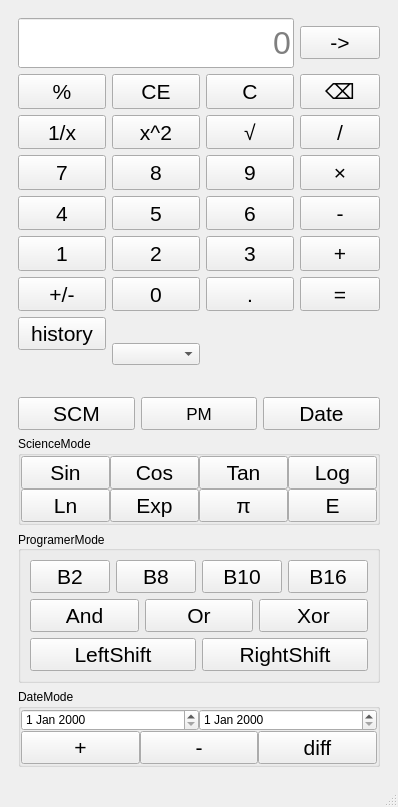
Above: calculator/mainwindow.ui from cheying123/Qt_test before the change. Below: the same form after it.
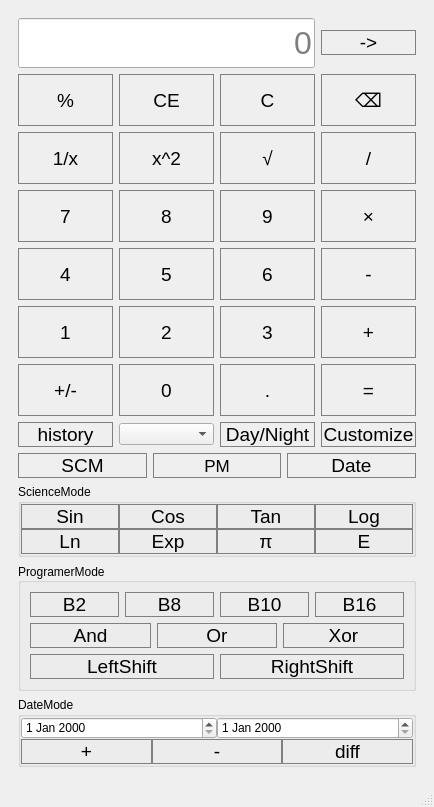
That is the form after the change. The open tabs and pages were chosen to show the change.

The edit to the form file:
```diff
--- a/calculator/mainwindow.ui
+++ b/calculator/mainwindow.ui
@@ -6,7 +6,7 @@
    <rect>
     <x>0</x>
     <y>0</y>
-    <width>378</width>
+    <width>434</width>
     <height>807</height>
    </rect>
   </property>
@@ -20,7 +20,8 @@
   </property>
   <property name="styleSheet">
    <string notr="true">QPushButton{
-    font-size:16pt;
+    font-size:14pt;
+    border: 1px solid gray;
 }
 QPushButton::hover{
     background-color:green;
@@ -41,274 +42,7 @@
        <number>1</number>
       </property>
       <widget class="QWidget" name="page">
-       <layout class="QGridLayout" name="gridLayout_9">
-        <item row="2" column="1">
-         <widget class="QPushButton" name="btnSquare">
-          <property name="sizePolicy">
-           <sizepolicy hsizetype="Minimum" vsizetype="Preferred">
-            <horstretch>0</horstretch>
-            <verstretch>0</verstretch>
-           </sizepolicy>
-          </property>
-          <property name="text">
-           <string>x^2</string>
-          </property>
-         </widget>
-        </item>
-        <item row="4" column="1">
-         <widget class="QPushButton" name="btnNum5">
-          <property name="sizePolicy">
-           <sizepolicy hsizetype="Minimum" vsizetype="Preferred">
-            <horstretch>0</horstretch>
-            <verstretch>0</verstretch>
-           </sizepolicy>
-          </property>
-          <property name="text">
-           <string>5</string>
-          </property>
-         </widget>
-        </item>
-        <item row="2" column="3">
-         <widget class="QPushButton" name="btnDivide">
-          <property name="sizePolicy">
-           <sizepolicy hsizetype="Minimum" vsizetype="Preferred">
-            <horstretch>0</horstretch>
-            <verstretch>0</verstretch>
-           </sizepolicy>
-          </property>
-          <property name="text">
-           <string>/</string>
-          </property>
-         </widget>
-        </item>
-        <item row="1" column="1">
-         <widget class="QPushButton" name="btnClearError">
-          <property name="sizePolicy">
-           <sizepolicy hsizetype="Minimum" vsizetype="Preferred">
-            <horstretch>0</horstretch>
-            <verstretch>0</verstretch>
-           </sizepolicy>
-          </property>
-          <property name="text">
-           <string>CE</string>
-          </property>
-         </widget>
-        </item>
-        <item row="3" column="0">
-         <widget class="QPushButton" name="btnNum7">
-          <property name="sizePolicy">
-           <sizepolicy hsizetype="Minimum" vsizetype="Preferred">
-            <horstretch>0</horstretch>
-            <verstretch>0</verstretch>
-           </sizepolicy>
-          </property>
-          <property name="text">
-           <string>7</string>
-          </property>
-         </widget>
-        </item>
-        <item row="6" column="0">
-         <widget class="QPushButton" name="btnSign">
-          <property name="sizePolicy">
-           <sizepolicy hsizetype="Minimum" vsizetype="Preferred">
-            <horstretch>0</horstretch>
-            <verstretch>0</verstretch>
-           </sizepolicy>
-          </property>
-          <property name="text">
-           <string>+/-</string>
-          </property>
-         </widget>
-        </item>
-        <item row="2" column="0">
-         <widget class="QPushButton" name="btnInverse">
-          <property name="sizePolicy">
-           <sizepolicy hsizetype="Minimum" vsizetype="Preferred">
-            <horstretch>0</horstretch>
-            <verstretch>0</verstretch>
-           </sizepolicy>
-          </property>
-          <property name="text">
-           <string>1/x</string>
-          </property>
-         </widget>
-        </item>
-        <item row="4" column="2">
-         <widget class="QPushButton" name="btnNum6">
-          <property name="sizePolicy">
-           <sizepolicy hsizetype="Minimum" vsizetype="Preferred">
-            <horstretch>0</horstretch>
-            <verstretch>0</verstretch>
-           </sizepolicy>
-          </property>
-          <property name="text">
-           <string>6</string>
-          </property>
-         </widget>
-        </item>
-        <item row="6" column="2">
-         <widget class="QPushButton" name="btnPeriod">
-          <property name="sizePolicy">
-           <sizepolicy hsizetype="Minimum" vsizetype="Preferred">
-            <horstretch>0</horstretch>
-            <verstretch>0</verstretch>
-           </sizepolicy>
-          </property>
-          <property name="text">
-           <string>.</string>
-          </property>
-         </widget>
-        </item>
-        <item row="1" column="3">
-         <widget class="QPushButton" name="btnDel">
-          <property name="sizePolicy">
-           <sizepolicy hsizetype="Minimum" vsizetype="Preferred">
-            <horstretch>0</horstretch>
-            <verstretch>0</verstretch>
-           </sizepolicy>
-          </property>
-          <property name="text">
-           <string>⌫</string>
-          </property>
-         </widget>
-        </item>
-        <item row="5" column="1">
-         <widget class="QPushButton" name="btnNum2">
-          <property name="sizePolicy">
-           <sizepolicy hsizetype="Minimum" vsizetype="Preferred">
-            <horstretch>0</horstretch>
-            <verstretch>0</verstretch>
-           </sizepolicy>
-          </property>
-          <property name="text">
-           <string>2</string>
-          </property>
-         </widget>
-        </item>
-        <item row="6" column="3">
-         <widget class="QPushButton" name="btnEqual">
-          <property name="sizePolicy">
-           <sizepolicy hsizetype="Minimum" vsizetype="Preferred">
-            <horstretch>0</horstretch>
-            <verstretch>0</verstretch>
-           </sizepolicy>
-          </property>
-          <property name="text">
-           <string>=</string>
-          </property>
-         </widget>
-        </item>
-        <item row="0" column="3">
-         <widget class="QPushButton" name="btnChangeMoney">
-          <property name="text">
-           <string>-&gt;</string>
-          </property>
-         </widget>
-        </item>
-        <item row="1" column="2">
-         <widget class="QPushButton" name="btnClear">
-          <property name="sizePolicy">
-           <sizepolicy hsizetype="Minimum" vsizetype="Preferred">
-            <horstretch>0</horstretch>
-            <verstretch>0</verstretch>
-           </sizepolicy>
-          </property>
-          <property name="text">
-           <string>C</string>
-          </property>
-         </widget>
-        </item>
-        <item row="3" column="3">
-         <widget class="QPushButton" name="btnMutli">
-          <property name="sizePolicy">
-           <sizepolicy hsizetype="Minimum" vsizetype="Preferred">
-            <horstretch>0</horstretch>
-            <verstretch>0</verstretch>
-           </sizepolicy>
-          </property>
-          <property name="text">
-           <string>×</string>
-          </property>
-         </widget>
-        </item>
-        <item row="5" column="0">
-         <widget class="QPushButton" name="btnNum1">
-          <property name="sizePolicy">
-           <sizepolicy hsizetype="Minimum" vsizetype="Preferred">
-            <horstretch>0</horstretch>
-            <verstretch>0</verstretch>
-           </sizepolicy>
-          </property>
-          <property name="text">
-           <string>1</string>
-          </property>
-         </widget>
-        </item>
-        <item row="5" column="3">
-         <widget class="QPushButton" name="btnPlus">
-          <property name="sizePolicy">
-           <sizepolicy hsizetype="Minimum" vsizetype="Preferred">
-            <horstretch>0</horstretch>
-            <verstretch>0</verstretch>
-           </sizepolicy>
-          </property>
-          <property name="text">
-           <string>+</string>
-          </property>
-         </widget>
-        </item>
-        <item row="3" column="1">
-         <widget class="QPushButton" name="btnNum8">
-          <property name="sizePolicy">
-           <sizepolicy hsizetype="Minimum" vsizetype="Preferred">
-            <horstretch>0</horstretch>
-            <verstretch>0</verstretch>
-           </sizepolicy>
-          </property>
-          <property name="text">
-           <string>8</string>
-          </property>
-         </widget>
-        </item>
-        <item row="1" column="0">
-         <widget class="QPushButton" name="btnPercentage">
-          <property name="sizePolicy">
-           <sizepolicy hsizetype="Minimum" vsizetype="Preferred">
-            <horstretch>0</horstretch>
-            <verstretch>0</verstretch>
-           </sizepolicy>
-          </property>
-          <property name="text">
-           <string>%</string>
-          </property>
-         </widget>
-        </item>
-        <item row="4" column="0">
-         <widget class="QPushButton" name="btnNum4">
-          <property name="sizePolicy">
-           <sizepolicy hsizetype="Minimum" vsizetype="Preferred">
-            <horstretch>0</horstretch>
-            <verstretch>0</verstretch>
-           </sizepolicy>
-          </property>
-          <property name="text">
-           <string>4</string>
-          </property>
-         </widget>
-        </item>
-        <item row="5" column="2">
-         <widget class="QPushButton" name="btnNum3">
-          <property name="sizePolicy">
-           <sizepolicy hsizetype="Minimum" vsizetype="Preferred">
-            <horstretch>0</horstretch>
-            <verstretch>0</verstretch>
-           </sizepolicy>
-          </property>
-          <property name="text">
-           <string>3</string>
-          </property>
-         </widget>
-        </item>
+       <layout class="QGridLayout" name="gridLayout_5">
         <item row="0" column="0" colspan="3">
          <widget class="QLineEdit" name="display">
           <property name="enabled">
@@ -333,6 +67,143 @@
           </property>
          </widget>
         </item>
+        <item row="0" column="3">
+         <widget class="QPushButton" name="btnChangeMoney">
+          <property name="text">
+           <string>-&gt;</string>
+          </property>
+         </widget>
+        </item>
+        <item row="1" column="0">
+         <widget class="QPushButton" name="btnPercentage">
+          <property name="sizePolicy">
+           <sizepolicy hsizetype="Minimum" vsizetype="Preferred">
+            <horstretch>0</horstretch>
+            <verstretch>0</verstretch>
+           </sizepolicy>
+          </property>
+          <property name="text">
+           <string>%</string>
+          </property>
+         </widget>
+        </item>
+        <item row="1" column="1">
+         <widget class="QPushButton" name="btnClearError">
+          <property name="sizePolicy">
+           <sizepolicy hsizetype="Minimum" vsizetype="Preferred">
+            <horstretch>0</horstretch>
+            <verstretch>0</verstretch>
+           </sizepolicy>
+          </property>
+          <property name="text">
+           <string>CE</string>
+          </property>
+         </widget>
+        </item>
+        <item row="1" column="2">
+         <widget class="QPushButton" name="btnClear">
+          <property name="sizePolicy">
+           <sizepolicy hsizetype="Minimum" vsizetype="Preferred">
+            <horstretch>0</horstretch>
+            <verstretch>0</verstretch>
+           </sizepolicy>
+          </property>
+          <property name="text">
+           <string>C</string>
+          </property>
+         </widget>
+        </item>
+        <item row="1" column="3">
+         <widget class="QPushButton" name="btnDel">
+          <property name="sizePolicy">
+           <sizepolicy hsizetype="Minimum" vsizetype="Preferred">
+            <horstretch>0</horstretch>
+            <verstretch>0</verstretch>
+           </sizepolicy>
+          </property>
+          <property name="text">
+           <string>⌫</string>
+          </property>
+         </widget>
+        </item>
+        <item row="2" column="0">
+         <widget class="QPushButton" name="btnInverse">
+          <property name="sizePolicy">
+           <sizepolicy hsizetype="Minimum" vsizetype="Preferred">
+            <horstretch>0</horstretch>
+            <verstretch>0</verstretch>
+           </sizepolicy>
+          </property>
+          <property name="text">
+           <string>1/x</string>
+          </property>
+         </widget>
+        </item>
+        <item row="2" column="1">
+         <widget class="QPushButton" name="btnSquare">
+          <property name="sizePolicy">
+           <sizepolicy hsizetype="Minimum" vsizetype="Preferred">
+            <horstretch>0</horstretch>
+            <verstretch>0</verstretch>
+           </sizepolicy>
+          </property>
+          <property name="text">
+           <string>x^2</string>
+          </property>
+         </widget>
+        </item>
+        <item row="2" column="2">
+         <widget class="QPushButton" name="btnSqtr">
+          <property name="sizePolicy">
+           <sizepolicy hsizetype="Minimum" vsizetype="Preferred">
+            <horstretch>0</horstretch>
+            <verstretch>0</verstretch>
+           </sizepolicy>
+          </property>
+          <property name="text">
+           <string>√</string>
+          </property>
+         </widget>
+        </item>
+        <item row="2" column="3">
+         <widget class="QPushButton" name="btnDivide">
+          <property name="sizePolicy">
+           <sizepolicy hsizetype="Minimum" vsizetype="Preferred">
+            <horstretch>0</horstretch>
+            <verstretch>0</verstretch>
+           </sizepolicy>
+          </property>
+          <property name="text">
+           <string>/</string>
+          </property>
+         </widget>
+        </item>
+        <item row="3" column="0">
+         <widget class="QPushButton" name="btnNum7">
+          <property name="sizePolicy">
+           <sizepolicy hsizetype="Minimum" vsizetype="Preferred">
+            <horstretch>0</horstretch>
+            <verstretch>0</verstretch>
+           </sizepolicy>
+          </property>
+          <property name="text">
+           <string>7</string>
+          </property>
+         </widget>
+        </item>
+        <item row="3" column="1">
+         <widget class="QPushButton" name="btnNum8">
+          <property name="sizePolicy">
+           <sizepolicy hsizetype="Minimum" vsizetype="Preferred">
+            <horstretch>0</horstretch>
+            <verstretch>0</verstretch>
+           </sizepolicy>
+          </property>
+          <property name="text">
+           <string>8</string>
+          </property>
+         </widget>
+        </item>
         <item row="3" column="2">
          <widget class="QPushButton" name="btnNum9">
           <property name="sizePolicy">
@@ -346,6 +217,58 @@
           </property>
          </widget>
         </item>
+        <item row="3" column="3">
+         <widget class="QPushButton" name="btnMutli">
+          <property name="sizePolicy">
+           <sizepolicy hsizetype="Minimum" vsizetype="Preferred">
+            <horstretch>0</horstretch>
+            <verstretch>0</verstretch>
+           </sizepolicy>
+          </property>
+          <property name="text">
+           <string>×</string>
+          </property>
+         </widget>
+        </item>
+        <item row="4" column="0">
+         <widget class="QPushButton" name="btnNum4">
+          <property name="sizePolicy">
+           <sizepolicy hsizetype="Minimum" vsizetype="Preferred">
+            <horstretch>0</horstretch>
+            <verstretch>0</verstretch>
+           </sizepolicy>
+          </property>
+          <property name="text">
+           <string>4</string>
+          </property>
+         </widget>
+        </item>
+        <item row="4" column="1">
+         <widget class="QPushButton" name="btnNum5">
+          <property name="sizePolicy">
+           <sizepolicy hsizetype="Minimum" vsizetype="Preferred">
+            <horstretch>0</horstretch>
+            <verstretch>0</verstretch>
+           </sizepolicy>
+          </property>
+          <property name="text">
+           <string>5</string>
+          </property>
+         </widget>
+        </item>
+        <item row="4" column="2">
+         <widget class="QPushButton" name="btnNum6">
+          <property name="sizePolicy">
+           <sizepolicy hsizetype="Minimum" vsizetype="Preferred">
+            <horstretch>0</horstretch>
+            <verstretch>0</verstretch>
+           </sizepolicy>
+          </property>
+          <property name="text">
+           <string>6</string>
+          </property>
+         </widget>
+        </item>
         <item row="4" column="3">
          <widget class="QPushButton" name="btnMinus">
           <property name="sizePolicy">
@@ -359,8 +282,8 @@
           </property>
          </widget>
         </item>
-        <item row="2" column="2">
-         <widget class="QPushButton" name="btnSqtr">
+        <item row="5" column="0">
+         <widget class="QPushButton" name="btnNum1">
           <property name="sizePolicy">
            <sizepolicy hsizetype="Minimum" vsizetype="Preferred">
             <horstretch>0</horstretch>
@@ -368,7 +291,59 @@
            </sizepolicy>
           </property>
           <property name="text">
-           <string>√</string>
+           <string>1</string>
+          </property>
+         </widget>
+        </item>
+        <item row="5" column="1">
+         <widget class="QPushButton" name="btnNum2">
+          <property name="sizePolicy">
+           <sizepolicy hsizetype="Minimum" vsizetype="Preferred">
+            <horstretch>0</horstretch>
+            <verstretch>0</verstretch>
+           </sizepolicy>
+          </property>
+          <property name="text">
+           <string>2</string>
+          </property>
+         </widget>
+        </item>
+        <item row="5" column="2">
+         <widget class="QPushButton" name="btnNum3">
+          <property name="sizePolicy">
+           <sizepolicy hsizetype="Minimum" vsizetype="Preferred">
+            <horstretch>0</horstretch>
+            <verstretch>0</verstretch>
+           </sizepolicy>
+          </property>
+          <property name="text">
+           <string>3</string>
+          </property>
+         </widget>
+        </item>
+        <item row="5" column="3">
+         <widget class="QPushButton" name="btnPlus">
+          <property name="sizePolicy">
+           <sizepolicy hsizetype="Minimum" vsizetype="Preferred">
+            <horstretch>0</horstretch>
+            <verstretch>0</verstretch>
+           </sizepolicy>
+          </property>
+          <property name="text">
+           <string>+</string>
+          </property>
+         </widget>
+        </item>
+        <item row="6" column="0">
+         <widget class="QPushButton" name="btnSign">
+          <property name="sizePolicy">
+           <sizepolicy hsizetype="Minimum" vsizetype="Preferred">
+            <horstretch>0</horstretch>
+            <verstretch>0</verstretch>
+           </sizepolicy>
+          </property>
+          <property name="text">
+           <string>+/-</string>
           </property>
          </widget>
         </item>
@@ -385,7 +360,57 @@
           </property>
          </widget>
         </item>
-        <item row="9" column="0" colspan="4">
+        <item row="6" column="2">
+         <widget class="QPushButton" name="btnPeriod">
+          <property name="sizePolicy">
+           <sizepolicy hsizetype="Minimum" vsizetype="Preferred">
+            <horstretch>0</horstretch>
+            <verstretch>0</verstretch>
+           </sizepolicy>
+          </property>
+          <property name="text">
+           <string>.</string>
+          </property>
+         </widget>
+        </item>
+        <item row="6" column="3">
+         <widget class="QPushButton" name="btnEqual">
+          <property name="sizePolicy">
+           <sizepolicy hsizetype="Minimum" vsizetype="Preferred">
+            <horstretch>0</horstretch>
+            <verstretch>0</verstretch>
+           </sizepolicy>
+          </property>
+          <property name="text">
+           <string>=</string>
+          </property>
+         </widget>
+        </item>
+        <item row="7" column="0">
+         <widget class="QPushButton" name="pushButton_3">
+          <property name="text">
+           <string>history</string>
+          </property>
+         </widget>
+        </item>
+        <item row="7" column="1">
+         <widget class="QComboBox" name="languageComboBox"/>
+        </item>
+        <item row="7" column="2">
+         <widget class="QPushButton" name="btnDayNight">
+          <property name="text">
+           <string>Day/Night</string>
+          </property>
+         </widget>
+        </item>
+        <item row="7" column="3">
+         <widget class="QPushButton" name="btnCustomize">
+          <property name="text">
+           <string>Customize</string>
+          </property>
+         </widget>
+        </item>
+        <item row="8" column="0" colspan="4">
          <layout class="QVBoxLayout" name="verticalLayout">
           <item>
            <layout class="QHBoxLayout" name="horizontalLayout">
@@ -399,7 +424,7 @@
               </property>
               <property name="font">
                <font>
-                <pointsize>16</pointsize>
+                <pointsize>14</pointsize>
                 <hintingpreference>PreferDefaultHinting</hintingpreference>
                </font>
               </property>
@@ -793,16 +818,6 @@
           </item>
          </layout>
         </item>
-        <item row="7" column="0">
-         <widget class="QPushButton" name="pushButton_3">
-          <property name="text">
-           <string>history</string>
-          </property>
-         </widget>
-        </item>
-        <item row="7" column="1" rowspan="2">
-         <widget class="QComboBox" name="languageComboBox"/>
-        </item>
        </layout>
       </widget>
       <widget class="QWidget" name="page_2">
```
Left out of the diff: 47 changed lines with no effect on the pictures.
